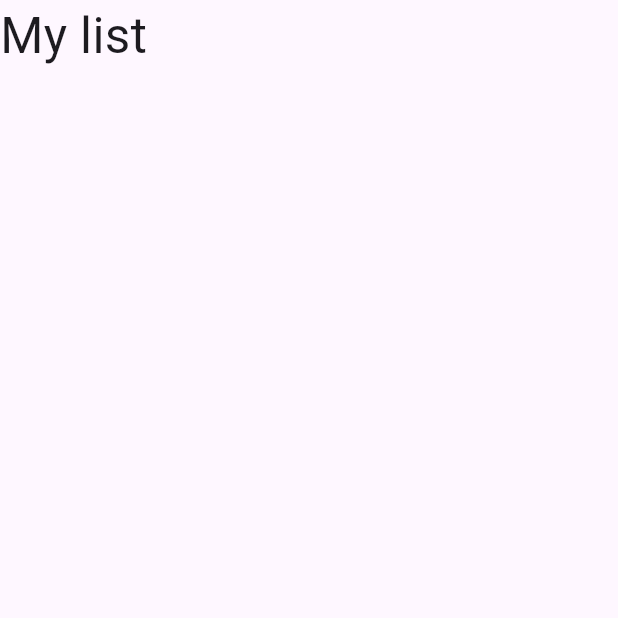
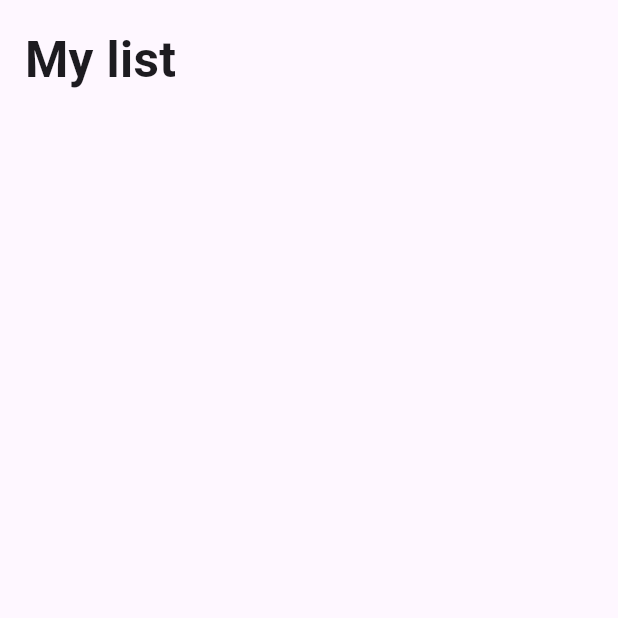
Before and after one commit to Ryuuutaaa/getX_flutter, a Flutter app: the screen it shows after launch, on a phone screen of 412 x 824 dp, the top half of it. Run offline on Flutter 3.47's test engine with Material 3 defaults, Android fonts, the phone set to English and light mode, and no system bars; our stand-ins replace equatable, flutter_easyloading, get, get_storage.

Commit message:
feat: enhance HomePage layout with padding and improve HomeController initialization

```diff
--- a/lib/main.dart
+++ b/lib/main.dart
@@ -18,6 +18,7 @@ class MyApp extends StatelessWidget {
   @override
   Widget build(BuildContext context) {
     return GetMaterialApp(
+      debugShowCheckedModeBanner: false,
       title: "Todo list using GetX",
       home: const HomePage(),
       initialBinding: HomeBinding(),
--- a/lib/modules/home/view.dart
+++ b/lib/modules/home/view.dart
@@ -12,10 +12,14 @@ class HomePage extends GetView<HomeController> {
         body: SafeArea(
       child: ListView(
         children: [
-          Text(
-            "My list",
-            style: TextStyle(
-              fontSize: 24.0.sp,
+          Padding(
+            padding: EdgeInsets.all(4.0.wp),
+            child: Text(
+              "My list",
+              style: TextStyle(
+                fontSize: 24.0.sp,
+                fontWeight: FontWeight.bold,
+              ),
             ),
           ),
         ],
```
Also changed, not shown: lib/modules/home/controller.dart (+16 -0 lines).
